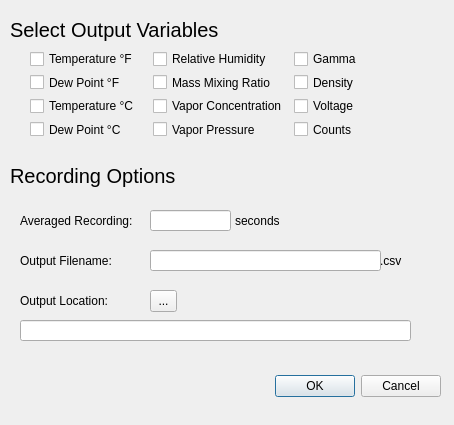
Before: the Qt Designer form GUIs/record_GUI.ui in jbaviation/humidity_cart, drawn with Qt 5.
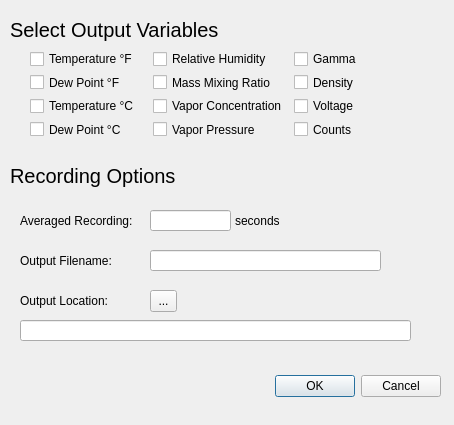
After: the same form once the commit is applied.

Commit message: RecGui now has fixed checkbox outputs. This fixes the previous issue of inconsistent column outputs from recordings where the settings differ from the initial.

The edit to the form file:
```diff
--- a/GUIs/record_GUI.ui
+++ b/GUIs/record_GUI.ui
@@ -137,19 +137,6 @@
     </rect>
    </property>
   </widget>
-  <widget class="QLabel" name="label_5">
-   <property name="geometry">
-    <rect>
-     <x>380</x>
-     <y>250</y>
-     <width>31</width>
-     <height>21</height>
-    </rect>
-   </property>
-   <property name="text">
-    <string>.csv</string>
-   </property>
-  </widget>
   <widget class="QLineEdit" name="outLocEdit">
    <property name="geometry">
     <rect>
@@ -173,7 +160,7 @@
     <string>...</string>
    </property>
   </widget>
-  <widget class="QWidget" name="">
+  <widget class="QWidget" name="layoutWidget">
    <property name="geometry">
     <rect>
      <x>30</x>
```
The commit also changes 2 other files.
